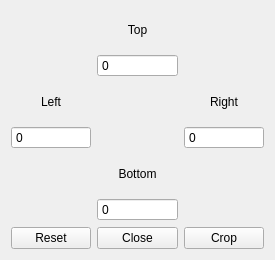
Before: the Qt Designer form src/gui/ui/cropdialog.ui in nisemono0/AniStitch, drawn with Qt 5.
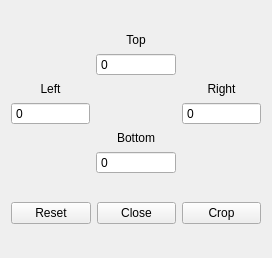
After: the same form once the commit is applied.

The edit to the form file:
```diff
--- a/src/gui/ui/cropdialog.ui
+++ b/src/gui/ui/cropdialog.ui
@@ -6,37 +6,49 @@
    <rect>
     <x>0</x>
     <y>0</y>
-    <width>275</width>
-    <height>260</height>
+    <width>272</width>
+    <height>258</height>
    </rect>
   </property>
   <property name="minimumSize">
    <size>
-    <width>275</width>
-    <height>260</height>
+    <width>272</width>
+    <height>258</height>
    </size>
   </property>
   <property name="maximumSize">
    <size>
-    <width>275</width>
-    <height>260</height>
+    <width>272</width>
+    <height>258</height>
    </size>
   </property>
   <property name="windowTitle">
    <string>Crop dialog</string>
   </property>
   <layout class="QVBoxLayout" name="verticalLayout_5">
+   <property name="sizeConstraint">
+    <enum>QLayout::SizeConstraint::SetMaximumSize</enum>
+   </property>
    <item>
     <layout class="QGridLayout" name="gridLayout_3">
+     <property name="sizeConstraint">
+      <enum>QLayout::SizeConstraint::SetMaximumSize</enum>
+     </property>
      <item row="0" column="2">
       <layout class="QVBoxLayout" name="verticalLayout_2">
        <item>
         <widget class="QLabel" name="label_2">
+         <property name="sizePolicy">
+          <sizepolicy hsizetype="Preferred" vsizetype="Maximum">
+           <horstretch>0</horstretch>
+           <verstretch>0</verstretch>
+          </sizepolicy>
+         </property>
          <property name="text">
           <string>Top</string>
          </property>
          <property name="alignment">
-          <set>Qt::AlignmentFlag::AlignCenter</set>
+          <set>Qt::AlignmentFlag::AlignBottom|Qt::AlignmentFlag::AlignHCenter</set>
          </property>
         </widget>
        </item>
@@ -56,11 +68,17 @@
       <layout class="QVBoxLayout" name="verticalLayout_3">
        <item>
         <widget class="QLabel" name="label_3">
+         <property name="sizePolicy">
+          <sizepolicy hsizetype="Preferred" vsizetype="Maximum">
+           <horstretch>0</horstretch>
+           <verstretch>0</verstretch>
+          </sizepolicy>
+         </property>
          <property name="text">
           <string>Bottom</string>
          </property>
          <property name="alignment">
-          <set>Qt::AlignmentFlag::AlignCenter</set>
+          <set>Qt::AlignmentFlag::AlignBottom|Qt::AlignmentFlag::AlignHCenter</set>
          </property>
         </widget>
        </item>
@@ -80,11 +98,17 @@
       <layout class="QVBoxLayout" name="verticalLayout">
        <item>
         <widget class="QLabel" name="label">
+         <property name="sizePolicy">
+          <sizepolicy hsizetype="Preferred" vsizetype="Maximum">
+           <horstretch>0</horstretch>
+           <verstretch>0</verstretch>
+          </sizepolicy>
+         </property>
          <property name="text">
           <string>Left</string>
          </property>
          <property name="alignment">
-          <set>Qt::AlignmentFlag::AlignCenter</set>
+          <set>Qt::AlignmentFlag::AlignBottom|Qt::AlignmentFlag::AlignHCenter</set>
          </property>
         </widget>
        </item>
@@ -104,11 +128,17 @@
       <layout class="QVBoxLayout" name="verticalLayout_4">
        <item>
         <widget class="QLabel" name="label_4">
+         <property name="sizePolicy">
+          <sizepolicy hsizetype="Preferred" vsizetype="Maximum">
+           <horstretch>0</horstretch>
+           <verstretch>0</verstretch>
+          </sizepolicy>
+         </property>
          <property name="text">
           <string>Right</string>
          </property>
          <property name="alignment">
-          <set>Qt::AlignmentFlag::AlignCenter</set>
+          <set>Qt::AlignmentFlag::AlignBottom|Qt::AlignmentFlag::AlignHCenter</set>
          </property>
         </widget>
        </item>
```
